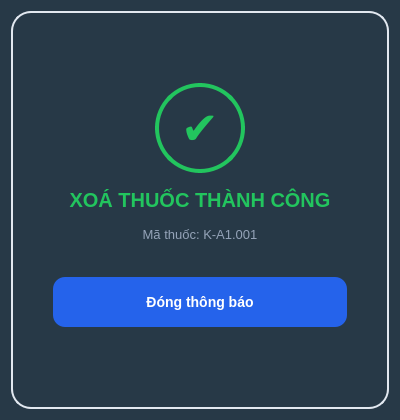
Before: the Qt Designer form Ui Qt/xoa_thanh_cong_dark.ui in Des1r3d/KiThuatLapTrinhNhom3, drawn with Qt 5.
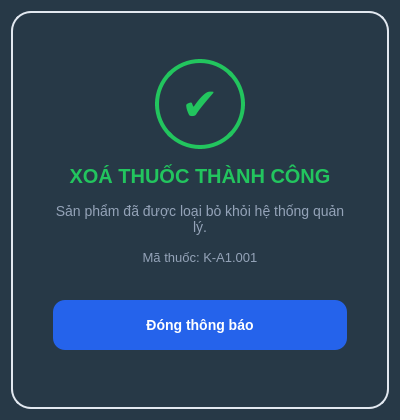
After: the same form once the commit is applied.

Commit message: sửa thừa dialog xóa thuốc + xóa thuốc thành công

Patch:
```diff
--- a/Ui Qt/xoa_thanh_cong_dark.ui
+++ b/Ui Qt/xoa_thanh_cong_dark.ui
@@ -125,6 +125,22 @@
         </property>
        </widget>
       </item>
+      <item>
+       <widget class="QLabel" name="lbl_desc">
+        <property name="styleSheet">
+         <string notr="true">color: #94A3B8; font-size: 14px; border: none;</string>
+        </property>
+        <property name="text">
+         <string>Sản phẩm đã được loại bỏ khỏi hệ thống quản lý.</string>
+        </property>
+        <property name="alignment">
+         <set>Qt::AlignCenter</set>
+        </property>
+        <property name="wordWrap">
+         <bool>true</bool>
+        </property>
+       </widget>
+      </item>
       <item>
        <widget class="QLabel" name="lbl_code">
         <property name="styleSheet">
```
The commit also changes 4 other files.
